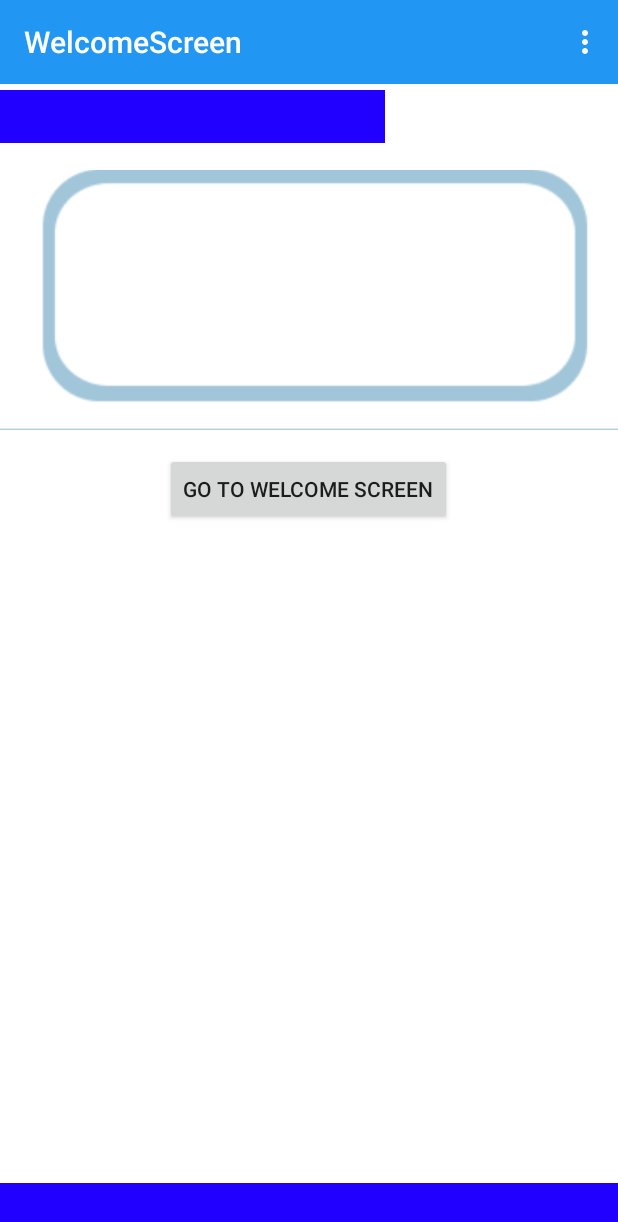
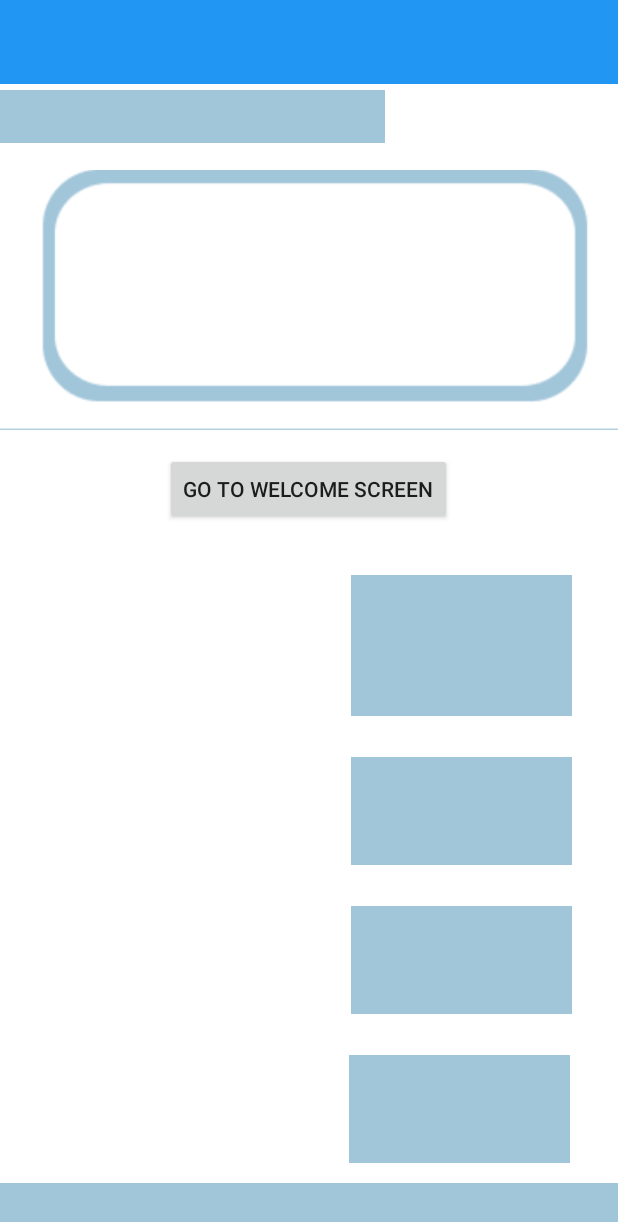
Before and after one commit to ibalm9/LivingAlive, an Android app: the screen it shows after launch (MainActivity), on a phone screen of 412 x 824 dp. Shown: the top 1222 px of the screen. Run offline under Robolectric (Android 15) with nearby library versions, the phone set to English and light mode, and no system bars.

```diff
--- a/app/src/main/java/com/androidsources/welcomescreen/MainActivity.java
+++ b/app/src/main/java/com/androidsources/welcomescreen/MainActivity.java
@@ -17,8 +17,7 @@ public class MainActivity extends AppCompatActivity {
         setContentView(R.layout.activity_main);
 
         //Setting up the toolbar
-        Toolbar toolBar = (Toolbar)findViewById(R.id.toolbar);
-        setSupportActionBar(toolBar);
+
 
         Button btn= (Button)findViewById(R.id.button);
         btn.setOnClickListener(new View.OnClickListener() {
--- a/app/src/main/res/drawable/rectangle_3.xml
+++ b/app/src/main/res/drawable/rectangle_3.xml
@@ -16,7 +16,7 @@
 
         <path
             android:pathData="M0 0V35H367V0"
-            android:fillColor="#2200ff"
+            android:fillColor="#A1C5D9"
             />
 
     </group>
--- a/app/src/main/res/layout/activity_main.xml
+++ b/app/src/main/res/layout/activity_main.xml
@@ -17,7 +17,7 @@
         android:layout_below="@id/img"/>
 
     <View
-        android:id="@+id/rectangle_3"
+        android:id="@+id/rectangle_1"
         android:layout_width="fill_parent"
         android:layout_height="35dp"
         android:layout_alignParentLeft="true"
@@ -52,4 +52,61 @@
         android:src="@drawable/dase"></ImageView>
 
 
+    <View
+        android:id="@+id/rectangle_3"
+        android:layout_width="147dp"
+        android:layout_height="72dp"
+
+        android:layout_above="@+id/rectangle_7"
+        android:layout_below="@+id/button"
+        android:layout_alignEnd="@+id/rectangle_7"
+        android:layout_alignRight="@+id/rectangle_7"
+        android:layout_marginTop="33dp"
+        android:layout_marginEnd="-7dp"
+        android:layout_marginRight="0dp"
+        android:layout_marginBottom="27dp"
+        android:background="@drawable/rectangle_3" />
+
+    <View
+        android:id="@+id/rectangle_7"
+        android:layout_width="147dp"
+        android:layout_height="72dp"
+
+        android:layout_above="@+id/rectangle_8"
+        android:layout_alignEnd="@+id/rectangle_8"
+        android:layout_alignRight="@+id/rectangle_8"
+        android:layout_marginEnd="-3dp"
+        android:layout_marginRight="0dp"
+        android:layout_marginBottom="27dp"
+        android:background="@drawable/rectangle_3" />
+
+    <View
+        android:id="@+id/rectangle_8"
+        android:layout_width="147dp"
+        android:layout_height="72dp"
+
+        android:layout_above="@+id/rectangle_9"
+        android:layout_alignEnd="@+id/rectangle_9"
+        android:layout_alignRight="@+id/rectangle_9"
+        android:layout_marginEnd="-1dp"
+        android:layout_marginRight="-1dp"
+        android:layout_marginBottom="27dp"
+        android:background="@drawable/rectangle_3" />
+
+    <View
+        android:id="@+id/rectangle_9"
+        android:layout_width="147dp"
+        android:layout_height="72dp"
+
+        android:layout_above="@+id/rectangle_1"
+        android:layout_alignEnd="@+id/rectangle_1"
+
+        android:layout_alignRight="@+id/rectangle_1"
+
+        android:layout_marginEnd="32dp"
+        android:layout_marginRight="32dp"
+        android:layout_marginBottom="37dp"
+        android:background="@drawable/rectangle_3" />
+
+
 </RelativeLayout>
```
